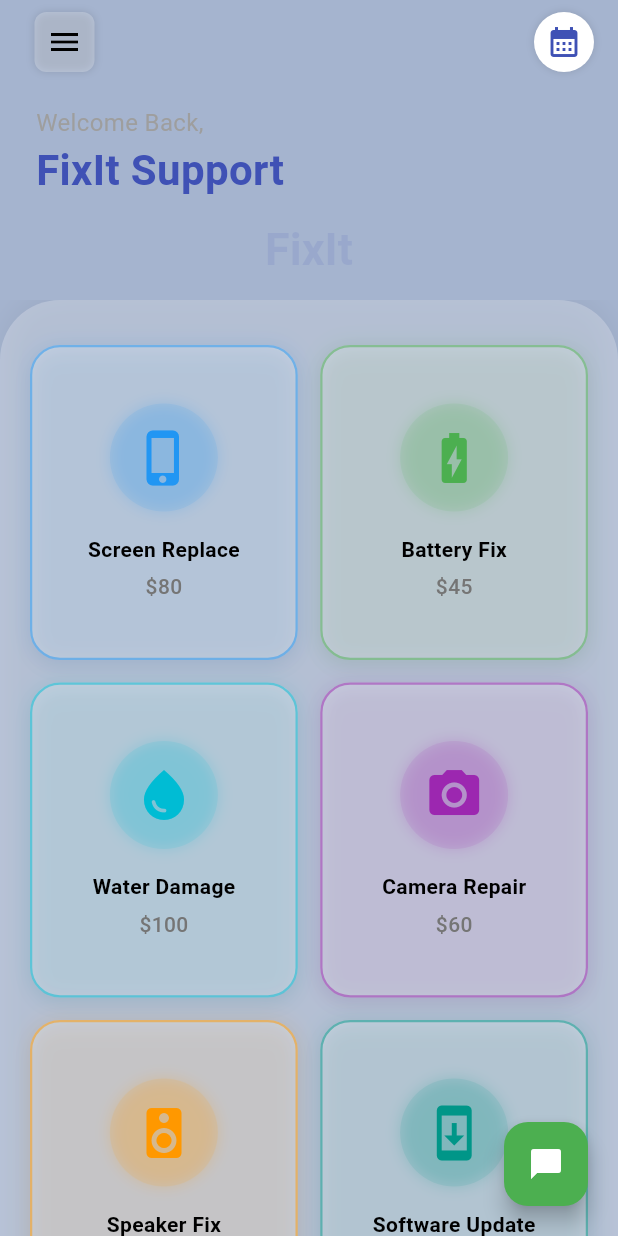
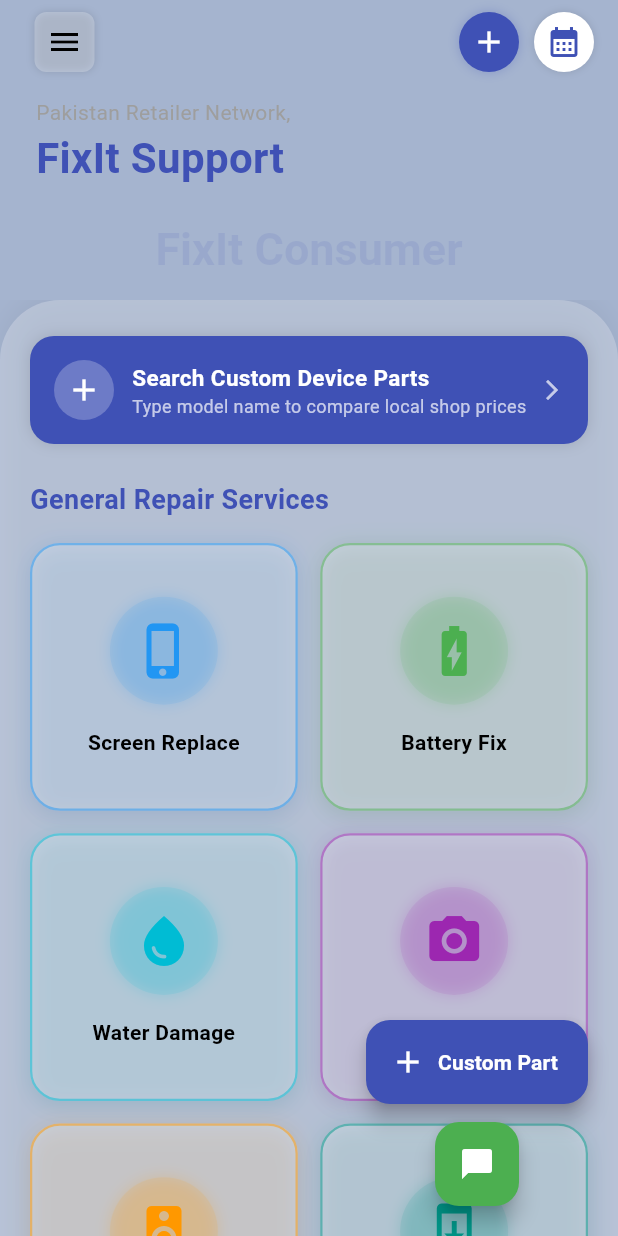
Before and after one commit to adnanosama/Fixit-app, a Flutter app: the screen it shows after launch, on a phone screen of 412 x 824 dp. Run offline on Flutter 3.47's test engine with Material 3 defaults, Android fonts, the phone set to English and light mode, and no system bars.

Commit message:
update overall ui and added custom product listing screen

```diff
--- a/lib/main.dart
+++ b/lib/main.dart
@@ -1,8 +1,11 @@
 import 'package:flutter/material.dart';
+import 'services/auth_service.dart';
 import 'theme/app_theme.dart';
 import 'screens/home_page.dart';
 
-void main() {
+void main() async {
+  WidgetsFlutterBinding.ensureInitialized();
+  await AuthService.initializeFirebase();
   runApp(const RepairShopApp());
 }
 
--- a/lib/screens/home_page.dart
+++ b/lib/screens/home_page.dart
@@ -1,13 +1,14 @@
 import 'package:flutter/material.dart';
-import '../app_config/theme.dart';
 import '../data_models/service.dart';
+import '../widgets/app_drawer.dart';
+import '../widgets/chat_support_sheet.dart';
 import '../widgets/service_card.dart';
-import '../widgets/chat_support_sheet.dart';
-import 'create_account_page.dart';
+import 'custom_component_search_page.dart';
 import 'my_bookings_page.dart';
 
 class HomePage extends StatefulWidget {
   const HomePage({super.key});
+
   @override
   State<HomePage> createState() => _HomePageState();
 }
@@ -17,12 +18,12 @@ class _HomePageState extends State<HomePage> with SingleTickerProviderStateMixin
   late AnimationController _animController;
 
   final List<Service> services = [
-    Service("Screen Replace", Icons.phone_iphone, "\$80", Colors.blue),
-    Service("Battery Fix", Icons.battery_charging_full, "\$45", Colors.green),
-    Service("Water Damage", Icons.water_drop, "\$100", Colors.cyan),
-    Service("Camera Repair", Icons.camera_alt, "\$60", Colors.purple),
-    Service("Speaker Fix", Icons.speaker, "\$35", Colors.orange),
-    Service("Software Update", Icons.system_update, "\$25", Colors.teal),
+    Service("Screen Replace", Icons.phone_iphone, "", Colors.blue),
+    Service("Battery Fix", Icons.battery_charging_full, "", Colors.green),
+    Service("Water Damage", Icons.water_drop, "", Colors.cyan),
+    Service("Camera Repair", Icons.camera_alt, "", Colors.purple),
+    Service("Speaker Fix", Icons.speaker, "", Colors.orange),
+    Service("Software Update", Icons.system_update, "", Colors.teal),
   ];
 
   @override
@@ -47,72 +48,9 @@ class _HomePageState extends State<HomePage> with SingleTickerProviderStateMixin
 
     return Scaffold(
       key: _scaffoldKey,
-      drawer: Builder(
-          builder: (context) {
-            return Container(
-              width: MediaQuery.of(context).size.width * 0.75,
-              margin: const EdgeInsets.fromLTRB(10, 10, 0, 10),
-              decoration: BoxDecoration(
-                color: isDark ? const Color(0xFF2D2D44) : const Color(0xFFF1F4F9),
-                borderRadius: BorderRadius.circular(30),
-                boxShadow: [const BoxShadow(color: Colors.black26, blurRadius: 20)],
-              ),
-              child: Column(
-                children: [
-                  Padding(
-                    padding: const EdgeInsets.all(20.0),
-                    child: Row(
-                      children: [
-                        GestureDetector(
-                          onTap: () {
-                            Navigator.pop(context);
-                            _animController.reverse();
-                          },
-                          child: RotationTransition(
-                            turns: Tween(begin: 0.0, end: 0.25).animate(_animController),
-                            child: Container(
-                              padding: const EdgeInsets.all(8),
-                              decoration: BoxDecoration(
-                                color: isDark ? Colors.black26 : Colors.grey[100],
-                                borderRadius: BorderRadius.circular(8),
-                              ),
-                              child: const Icon(Icons.menu),
-                            ),
-                          ),
-                        ),
-                        const SizedBox(width: 15),
-                        const Text("Menu", style: TextStyle(fontSize: 20, fontWeight: FontWeight.bold)),
-                      ],
-                    ),
-                  ),
-                  const CircleAvatar(radius: 40, backgroundColor: Colors.indigo, child: Text("A", style: TextStyle(fontSize: 30, color: Colors.white))),
-                  const SizedBox(height: 10),
-                  const Text("Adnan Developer", style: TextStyle(fontSize: 18, fontWeight: FontWeight.bold)),
-                  const Text("adnan@fixitpro.com", style: TextStyle(color: Colors.grey)),
-                  const SizedBox(height: 30),
-                  _buildDrawerItem(Icons.person, "My Account", () {}),
-                  _buildDrawerItem(Icons.person_add, "Create Account", () {
-                    Navigator.pop(context);
-                    Navigator.push(context, MaterialPageRoute(builder: (context) => const CreateAccountPage()));
-                  }),
-                  _buildDrawerItem(Icons.settings, "Settings", () {}),
-                  Padding(
-                    padding: const EdgeInsets.symmetric(horizontal: 24.0, vertical: 10),
-                    child: Row(
-                      mainAxisAlignment: MainAxisAlignment.spaceBetween,
-                      children: [
-                        const Text("Dark Mode", style: TextStyle(fontWeight: FontWeight.w500)),
-                        Switch(
-                          value: ThemeController.isDarkMode,
-                          onChanged: (val) => ThemeController.setThemeMode(val ? ThemeMode.dark : ThemeMode.light),
-                        ),
-                      ],
-                    ),
-                  ),
-                ],
-              ),
-            );
-          }
+      drawer: AppDrawer(
+        animController: _animController,
+        onClose: () => _animController.reverse(),
       ),
       onDrawerChanged: (isOpen) {
         if (isOpen) {
@@ -142,7 +80,7 @@ class _HomePageState extends State<HomePage> with SingleTickerProviderStateMixin
                       return Opacity(
                         opacity: (1 - opacity).clamp(0.0, 1.0),
                         child: Text(
-                          "FixIt",
+                          "FixIt Consumer",
                           style: TextStyle(
                             color: isDark ? Colors.white : Colors.indigo,
                             fontWeight: FontWeight.bold,
@@ -164,8 +102,8 @@ class _HomePageState extends State<HomePage> with SingleTickerProviderStateMixin
                             child: Column(
                               crossAxisAlignment: CrossAxisAlignment.start,
                               children: [
-                                const SizedBox(height: 60),
-                                const Text("Welcome Back,", style: TextStyle(fontSize: 16, color: Colors.grey)),
+                                const SizedBox(height: 55),
+                                const Text("Pakistan Retailer Network,", style: TextStyle(fontSize: 14, color: Colors.grey)),
                                 Text(
                                   "FixIt Support",
                                   style: TextStyle(
@@ -195,7 +133,7 @@ class _HomePageState extends State<HomePage> with SingleTickerProviderStateMixin
                           decoration: BoxDecoration(
                             color: Theme.of(context).cardColor,
                             borderRadius: BorderRadius.circular(8),
-                            boxShadow: [const BoxShadow(color: Colors.black12, blurRadius: 4)],
+                            boxShadow: const [BoxShadow(color: Colors.black12, blurRadius: 4)],
                           ),
                           child: const Icon(Icons.menu),
                         ),
@@ -204,13 +142,44 @@ class _HomePageState extends State<HomePage> with SingleTickerProviderStateMixin
                   ),
                 ),
                 actions: [
+                  // Custom Component Search Top Action Icon
+                  Padding(
+                    padding: const EdgeInsets.only(right: 10.0),
+                    child: GestureDetector(
+                      onTap: () => Navigator.push(
+                        context,
+                        MaterialPageRoute(builder: (context) => const CustomComponentSearchPage()),
+                      ),
+                      child: Container(
+                        padding: const EdgeInsets.all(8),
+                        decoration: BoxDecoration(
+                          color: Colors.indigo,
+                          shape: BoxShape.circle,
+                          boxShadow: [
+                            BoxShadow(
+                              color: Colors.indigo.withValues(alpha: 0.3),
+                              blurRadius: 6,
+                            )
+                          ],
+                        ),
+                        child: const Icon(Icons.add, color: Colors.white),
+                      ),
+                    ),
+                  ),
                   Padding(
                     padding: const EdgeInsets.only(right: 16.0),
                     child: GestureDetector(
-                      onTap: () => Navigator.push(context, MaterialPageRoute(builder: (context) => const MyBookingsPage())),
+                      onTap: () => Navigator.push(
+                        context,
+                        MaterialPageRoute(builder: (context) => const MyBookingsPage()),
+                      ),
                       child: Container(
                         padding: const EdgeInsets.all(8),
-                        decoration: const BoxDecoration(color: Colors.white, shape: BoxShape.circle, boxShadow: [BoxShadow(color: Colors.black12, blurRadius: 4)]),
+                        decoration: const BoxDecoration(
+                          color: Colors.white,
+                          shape: BoxShape.circle,
+                          boxShadow: [BoxShadow(color: Colors.black12, blurRadius: 4)],
+                        ),
                         child: const Icon(Icons.calendar_month, color: Colors.indigo),
                       ),
                     ),
@@ -231,24 +200,104 @@ class _HomePageState extends State<HomePage> with SingleTickerProviderStateMixin
                     ],
                   ),
                   child: Padding(
-                    padding: const EdgeInsets.fromLTRB(20, 30, 20, 100),
-                    child: GridView.builder(
+                    padding: const EdgeInsets.fromLTRB(20, 24, 20, 100),
+                    child: Column(
+                      crossAxisAlignment: CrossAxisAlignment.start,
+                      children: [
+                        // Custom Search Banner Prompt
+                        InkWell(
+                          onTap: () => Navigator.push(
+                            context,
+                            MaterialPageRoute(builder: (context) => const CustomComponentSearchPage()),
+                          ),
+                          borderRadius: BorderRadius.circular(16),
+                          child: Container(
+                            padding: const EdgeInsets.all(16),
+                            decoration: BoxDecoration(
+                              gradient: const LinearGradient(
+                                colors: [Colors.indigo, Color(0xFF3F51B5)],
+                              ),
+                              borderRadius: BorderRadius.circular(16),
+                              boxShadow: const [BoxShadow(color: Colors.black12, blurRadius: 8)],
+                            ),
+                            child: const Row(
+                              children: [
+                                CircleAvatar(
+                                  backgroundColor: Colors.white24,
+                                  child: Icon(Icons.add, color: Colors.white),
+                                ),
+                                SizedBox(width: 12),
+                                Expanded(
+                                  child: Column(
+                                    crossAxisAlignment: CrossAxisAlignment.start,
+                                    children: [
+                                      Text(
+                                        "Search Custom Device Parts",
+                                        style: TextStyle(color: Colors.white, fontWeight: FontWeight.bold, fontSize: 15),
+                                      ),
+                                      Text(
+                                        "Type model name to compare local shop prices",
+                                        style: TextStyle(color: Colors.white70, fontSize: 12),
+                                      ),
+                                    ],
+                                  ),
+                                ),
+                                Icon(Icons.arrow_forward_ios, color: Colors.white70, size: 16),
+                              ],
+                            ),
+                          ),
+                        ),
+                        const SizedBox(height: 24),
+
+                        Text(
+                          "General Repair Services",
+                          style: TextStyle(
+                            fontSize: 18,
+                            fontWeight: FontWeight.bold,
+                            color: isDark ? Colors.white : Colors.indigo,
+                          ),
+                        ),
+                        const SizedBox(height: 16),
+
+                        GridView.builder(
                           shrinkWrap: true,
                           physics: const NeverScrollableScrollPhysics(),
                           gridDelegate: const SliverGridDelegateWithFixedCrossAxisCount(
-                          crossAxisCount: 2, crossAxisSpacing: 15, mainAxisSpacing: 15, childAspectRatio: 0.85),
+                            crossAxisCount: 2,
+                            crossAxisSpacing: 15,
+                            mainAxisSpacing: 15,
+                            childAspectRatio: 1.0,
+                          ),
                           itemCount: services.length,
                           itemBuilder: (context, index) => ServiceCard(service: services[index]),
+                        ),
+                      ],
                     ),
                   ),
                 ),
               ),
             ],
           ),
+
+          // Floating Action Buttons (Custom Device Search + Support Chat)
           Positioned(
             bottom: 20,
             right: 20,
-            child: FloatingActionButton(
+            child: Column(
+              mainAxisSize: MainAxisSize.min,
+              children: [
+                FloatingActionButton.extended(
+                  backgroundColor: Colors.indigo,
+                  heroTag: 'searchBtn',
+                  icon: const Icon(Icons.add, color: Colors.white),
+                  label: const Text("Custom Part", style: TextStyle(color: Colors.white, fontWeight: FontWeight.bold)),
+                  onPressed: () => Navigator.push(
+                    context,
+                    MaterialPageRoute(builder: (context) => const CustomComponentSearchPage()),
+                  ),
+                ),
+                const SizedBox(height: 12),
+                FloatingActionButton(
                   backgroundColor: Colors.green,
                   heroTag: 'chatBtn',
                   child: const Icon(Icons.chat_bubble, color: Colors.white),
@@ -259,17 +308,11 @@ class _HomePageState extends State<HomePage> with SingleTickerProviderStateMixin
                     builder: (c) => const ChatSupportSheet(),
                   ),
                 ),
+              ],
+            ),
           ),
         ],
       ),
     );
   }
-
-  Widget _buildDrawerItem(IconData icon, String title, VoidCallback onTap) {
-    return ListTile(
-      leading: Icon(icon, color: Colors.indigo),
-      title: Text(title, style: const TextStyle(fontWeight: FontWeight.bold)),
-      onTap: onTap,
-    );
 }
-}
--- a/lib/widgets/service_card.dart
+++ b/lib/widgets/service_card.dart
@@ -44,9 +44,7 @@ class ServiceCard extends StatelessWidget {
               )
             ),
             const SizedBox(height: 15),
-            Text(service.name, style: TextStyle(fontWeight: FontWeight.bold, color: isDark ? Colors.white : Colors.black)),
-            const SizedBox(height: 5),
-            Text(service.price, style: TextStyle(color: isDark ? Colors.white70 : Colors.grey[600], fontWeight: FontWeight.w500)),
+            Text(service.name, textAlign: TextAlign.center, style: TextStyle(fontWeight: FontWeight.bold, color: isDark ? Colors.white : Colors.black)),
           ],
         ),
       ),
--- a/pubspec.yaml
+++ b/pubspec.yaml
@@ -31,6 +31,8 @@ dependencies:
   flutter:
     sdk: flutter
   http: ^1.1.0
+  firebase_core: ^3.10.0
+  firebase_auth: ^5.4.0
 
   # The following adds the Cupertino Icons font to your application.
   # Use with the CupertinoIcons class for iOS style icons.
```
Also changed, not shown: pubspec.lock, 6 other files. Lines whose indentation alone changed are shown as unchanged.
